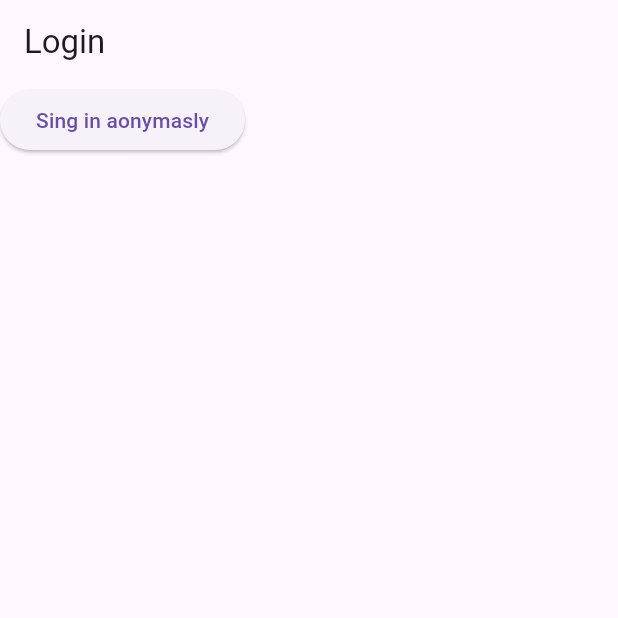
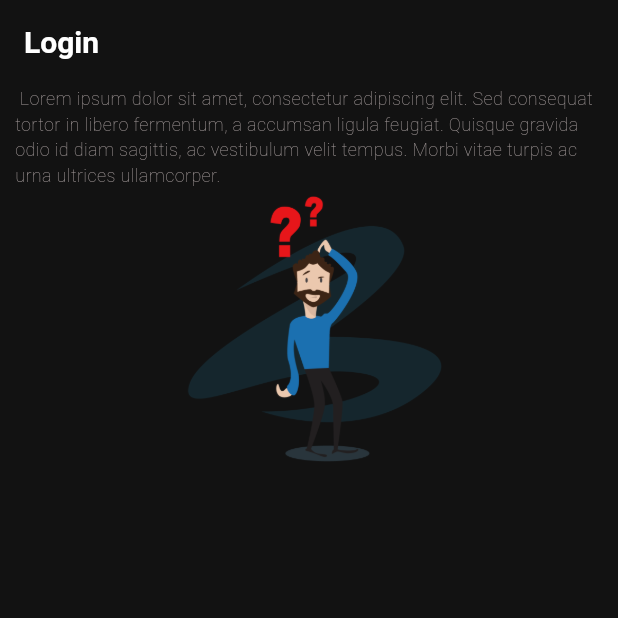
Before and after one commit to hasithamanohara/firebase_auth, a Flutter app: the screen it shows after launch, on a phone screen of 412 x 824 dp, the top half of it. Run offline on Flutter 3.47's test engine with Material 3 defaults, Android fonts, the phone set to English and light mode, and no system bars; our stand-ins replace firebase_auth, firebase_core; accounts and stored records are empty.

Commit message:
log_in_page_ui_designed

```diff
--- /dev/null
+++ b/lib/constants/description.dart
@@ -0,0 +1,2 @@
+const String description =
+    " Lorem ipsum dolor sit amet, consectetur adipiscing elit. Sed consequat tortor in libero fermentum, a accumsan ligula feugiat. Quisque gravida odio id diam sagittis, ac vestibulum velit tempus. Morbi vitae turpis ac urna ultrices ullamcorper.";
--- /dev/null
+++ b/lib/constants/styles.dart
@@ -0,0 +1,14 @@
+import 'package:fireflutter/constants/colors.dart';
+import 'package:flutter/material.dart';
+
+const TextStyle descriptionStyle = TextStyle(
+  fontSize: 12  ,
+  color: textLight,
+  fontWeight: FontWeight.w200,
+);
+
+const TextStyle appbarTextStyle = TextStyle(
+  fontSize: 20,
+  color: textWhite,
+  fontWeight: FontWeight.bold,
+);
--- a/lib/screens/authentication/login.dart
+++ b/lib/screens/authentication/login.dart
@@ -1,3 +1,6 @@
+import 'package:fireflutter/constants/colors.dart';
+import 'package:fireflutter/constants/description.dart';
+import 'package:fireflutter/constants/styles.dart';
 import 'package:fireflutter/services/auth.dart';
 import 'package:flutter/material.dart';
 
@@ -9,26 +12,53 @@ class Login extends StatefulWidget {
 }
 
 class _LoginState extends State<Login> {
-
   //ref for the log in statte
   final AuthServices _auth = AuthServices();
 
   @override
   Widget build(BuildContext context) {
     return Scaffold(
+      backgroundColor: bgBlack,
       appBar: AppBar(
-        title:const Text('Login'),
+        title: const Text('Login'),
+        titleTextStyle: appbarTextStyle,
+        backgroundColor: bgBlack,
       ),
-      body: ElevatedButton(onPressed: () async{
-        dynamic result= await _auth.signInAnonymasly();
-        if(result == Null){
-          print("log in error");
-        }else{
-          print("log in success");
-          print(result.uid);
-        }
-      },
-      child:const Text("Sing in aonymasly"),)
+      body: Padding(
+        padding:const EdgeInsets.only(top:1, right: 3, left: 10),
+        child: Column(
+          children: [
+            //description
+            const Text(
+              description,
+              style: descriptionStyle,
+            ),
+            Image.asset('assets/images/man.png', height: 200, width: 200,),
+            const Form(
+                child:Column(
+              children: [
+                //email
+                //pasword
+                //google
+                //register
+                //button
+                //anonymas
+              ],
+            ))
+          ],
+        ),
+      ),
     );
   }
 }
+
+// body: ElevatedButton(onPressed: () async{
+//         dynamic result= await _auth.signInAnonymasly();
+//         if(result == Null){
+//           print("log in error");
+//         }else{
+//           print("log in success");
+//           print(result.uid);
+//         }
+//       },
+//       child:const Text("Sing in aonymasly"),)
--- a/pubspec.yaml
+++ b/pubspec.yaml
@@ -65,6 +65,8 @@ flutter:
   # assets:
   #   - images/a_dot_burr.jpeg
   #   - images/a_dot_ham.jpeg
+  assets:
+    - assets/images/
 
   # An image asset can refer to one or more resolution-specific "variants", see
   # https://flutter.dev/assets-and-images/#resolution-aware
```
Also changed, not shown: lib/constants/colors.dart (added, +8 -0 lines), assets/images/google.png (added), assets/images/man.png (added).
